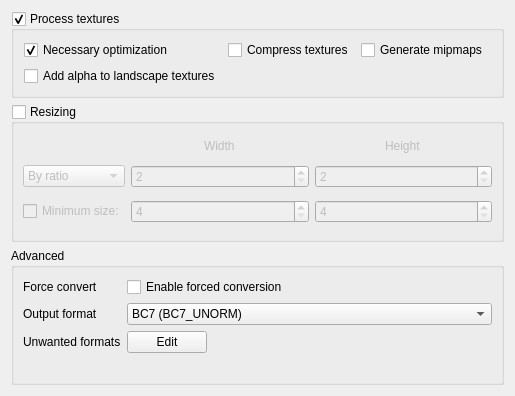
The window that src/gui/AdvancedTexturesModule.ui (Guekka/cathedral-assets-optimizer) describes before a commit, drawn with Qt 5.
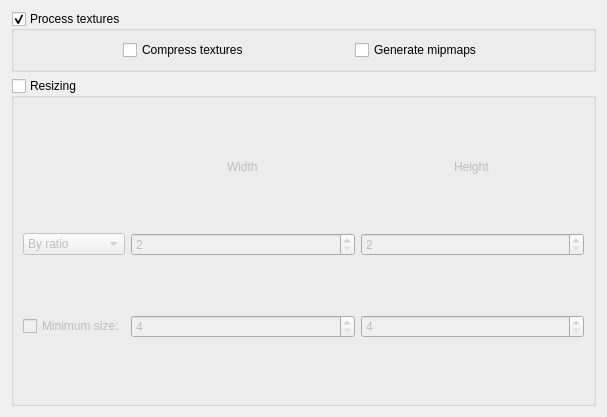
The same window after the commit.

```diff
--- a/src/gui/AdvancedTexturesModule.ui
+++ b/src/gui/AdvancedTexturesModule.ui
@@ -6,8 +6,8 @@
    <rect>
     <x>0</x>
     <y>0</y>
-    <width>515</width>
-    <height>396</height>
+    <width>607</width>
+    <height>417</height>
    </rect>
   </property>
   <property name="windowTitle">
@@ -32,7 +32,7 @@
       <bool>true</bool>
      </property>
      <layout class="QGridLayout" name="gridLayout_2">
-      <item row="0" column="3">
+      <item row="0" column="2">
        <widget class="QCheckBox" name="mainMipMaps">
         <property name="sizePolicy">
          <sizepolicy hsizetype="Fixed" vsizetype="Fixed">
@@ -48,7 +48,6 @@
         </property>
         <property name="font">
          <font>
-          <weight>50</weight>
           <bold>false</bold>
           <kerning>true</kerning>
          </font>
@@ -68,34 +67,6 @@
        </widget>
       </item>
       <item row="0" column="0">
-       <widget class="QCheckBox" name="mainNecessary">
-        <property name="sizePolicy">
-         <sizepolicy hsizetype="Fixed" vsizetype="Fixed">
-          <horstretch>0</horstretch>
-          <verstretch>0</verstretch>
-         </sizepolicy>
-        </property>
-        <property name="minimumSize">
-         <size>
-          <width>0</width>
-          <height>0</height>
-         </size>
-        </property>
-        <property name="cursor">
-         <cursorShape>WhatsThisCursor</cursorShape>
-        </property>
-        <property name="toolTip">
-         <string>&lt;html&gt;&lt;head/&gt;&lt;body&gt;&lt;p&gt;Attempts to convert and fix any textures that would crash the game.&lt;/p&gt;&lt;/body&gt;&lt;/html&gt;</string>
-        </property>
-        <property name="text">
-         <string>Necessary optimization</string>
-        </property>
-        <property name="checked">
-         <bool>true</bool>
-        </property>
-       </widget>
-      </item>
-      <item row="0" column="1">
        <widget class="QCheckBox" name="mainCompress">
         <property name="sizePolicy">
          <sizepolicy hsizetype="Fixed" vsizetype="Fixed">
@@ -114,25 +85,6 @@
         </property>
        </widget>
       </item>
-      <item row="1" column="0">
-       <widget class="QCheckBox" name="mainAlphaLandscape">
-        <property name="sizePolicy">
-         <sizepolicy hsizetype="Fixed" vsizetype="Fixed">
-          <horstretch>0</horstretch>
-          <verstretch>0</verstretch>
-         </sizepolicy>
-        </property>
-        <property name="cursor">
-         <cursorShape>WhatsThisCursor</cursorShape>
-        </property>
-        <property name="toolTip">
-         <string>&lt;html&gt;&lt;head/&gt;&lt;body&gt;&lt;p&gt;Add an alpha layer to landscape textures. Required for SSE&lt;/p&gt;&lt;/body&gt;&lt;/html&gt;</string>
-        </property>
-        <property name="text">
-         <string>Add alpha to landscape textures</string>
-        </property>
-       </widget>
-      </item>
      </layout>
     </widget>
    </item>
@@ -274,112 +226,6 @@
      </layout>
     </widget>
    </item>
-   <item>
-    <widget class="QGroupBox" name="texturesAdvancedGroupBox">
-     <property name="title">
-      <string>Advanced</string>
-     </property>
-     <layout class="QFormLayout" name="formLayout">
-      <item row="0" column="0">
-       <widget class="QLabel" name="label_14">
-        <property name="cursor">
-         <cursorShape>WhatsThisCursor</cursorShape>
-        </property>
-        <property name="toolTip">
-         <string>&lt;html&gt;&lt;head/&gt;&lt;body&gt;&lt;p&gt;Will convert TGAs to a compatible DDS format if option is selected.&lt;/p&gt;&lt;/body&gt;&lt;/html&gt;</string>
-        </property>
-        <property name="text">
-         <string>Force convert</string>
-        </property>
-       </widget>
-      </item>
-      <item row="0" column="1">
-       <widget class="QCheckBox" name="forceConversion">
-        <property name="toolTip">
-         <string>&lt;html&gt;&lt;head/&gt;&lt;body&gt;&lt;p&gt;If enabled, textures will always be converted to the configured output format, no matter their current state.&lt;/p&gt;&lt;/body&gt;&lt;/html&gt;</string>
-        </property>
-        <property name="text">
-         <string>Enable forced conversion</string>
-        </property>
-       </widget>
-      </item>
-      <item row="1" column="0">
-       <widget class="QLabel" name="label_12">
-        <property name="cursor">
-         <cursorShape>WhatsThisCursor</cursorShape>
-        </property>
-        <property name="toolTip">
-         <string>&lt;html&gt;&lt;head/&gt;&lt;body&gt;&lt;p&gt;Output format for uncompressed textures, modified textures, and converted TGA files. BC7 should only be used for SSE or FO4.&lt;/p&gt;&lt;/body&gt;&lt;/html&gt;</string>
-        </property>
-        <property name="text">
-         <string>Output format</string>
-        </property>
-       </widget>
-      </item>
-      <item row="1" column="1">
-       <widget class="QComboBox" name="outputFormat">
-        <property name="toolTip">
-         <string>&lt;html&gt;&lt;head/&gt;&lt;body&gt;&lt;p&gt;The output format used for modified textures&lt;/p&gt;&lt;/body&gt;&lt;/html&gt;</string>
-        </property>
-        <item>
-         <property name="text">
-          <string>BC7 (BC7_UNORM)</string>
-         </property>
-        </item>
-        <item>
-         <property name="text">
-          <string>BC5 (BC5_UNORM)</string>
-         </property>
-        </item>
-        <item>
-         <property name="text">
-          <string>BC3 (BC3_UNORM)</string>
-         </property>
-        </item>
-        <item>
-         <property name="text">
-          <string>BC1 (BC1_UNORM)</string>
-         </property>
-        </item>
-        <item>
-         <property name="text">
-          <string>Uncompressed (R8G8B8A8_UNORM)</string>
-         </property>
-        </item>
-       </widget>
-      </item>
-      <item row="2" column="0">
-       <widget class="QLabel" name="label_19">
-        <property name="cursor">
-         <cursorShape>WhatsThisCursor</cursorShape>
-        </property>
-        <property name="toolTip">
-         <string>&lt;html&gt;&lt;head/&gt;&lt;body&gt;&lt;p&gt;Textures using these formats will be converted to a supported format.&lt;/p&gt;&lt;/body&gt;&lt;/html&gt;</string>
-        </property>
-        <property name="text">
-         <string>Unwanted formats</string>
-        </property>
-       </widget>
-      </item>
-      <item row="2" column="1">
-       <widget class="QPushButton" name="texturesUnwantedFormatsEdit">
-        <property name="sizePolicy">
-         <sizepolicy hsizetype="Maximum" vsizetype="Fixed">
-          <horstretch>0</horstretch>
-          <verstretch>0</verstretch>
-         </sizepolicy>
-        </property>
-        <property name="toolTip">
-         <string>&lt;html&gt;&lt;head/&gt;&lt;body&gt;&lt;p&gt;Unwanted formats are formats that will always be converted to the configured output format&lt;/p&gt;&lt;/body&gt;&lt;/html&gt;</string>
-        </property>
-        <property name="text">
-         <string>Edit</string>
-        </property>
-       </widget>
-      </item>
-     </layout>
-    </widget>
-   </item>
   </layout>
  </widget>
  <resources/>
```
